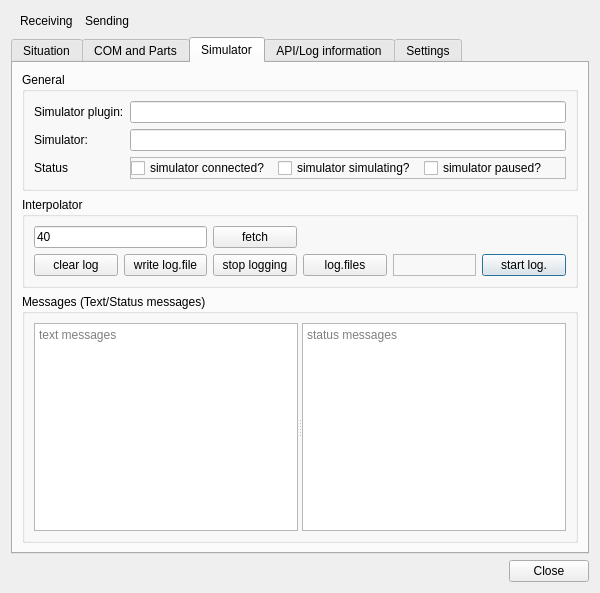
Before: the Qt Designer form src/plugins/simulator/emulated/simulatoremulatedmonitordialog.ui in swift-project/pilotclient, drawn with Qt 5.
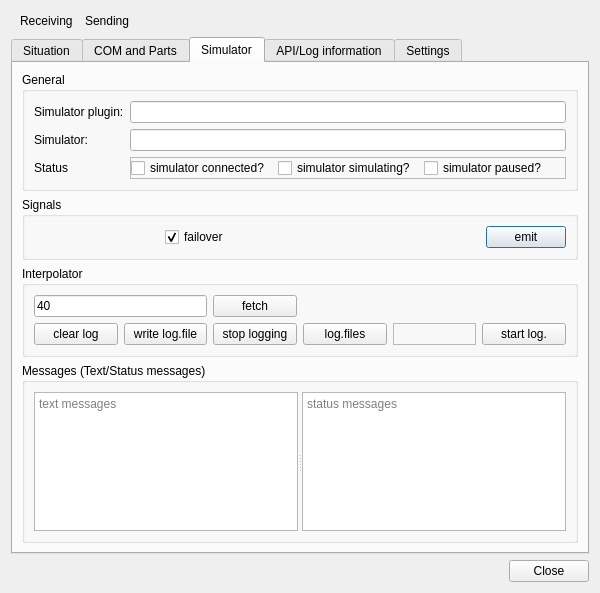
After: the same form once the commit is applied. The open tabs and pages were chosen to show the change. Custom widgets are drawn as their Qt base class.

Commit message: Ref T515, allow to emit "physicallyAddingRemoteModelFailed"

What changed in the file:
```diff
--- a/src/plugins/simulator/emulated/simulatoremulatedmonitordialog.ui
+++ b/src/plugins/simulator/emulated/simulatoremulatedmonitordialog.ui
@@ -251,6 +251,73 @@
          </layout>
         </widget>
        </item>
+       <item>
+        <widget class="QGroupBox" name="gb_Signals">
+         <property name="title">
+          <string>Signals</string>
+         </property>
+         <layout class="QVBoxLayout" name="verticalLayout_2">
+          <item>
+           <widget class="QWidget" name="wi_AddedFailed" native="true">
+            <layout class="QHBoxLayout" name="hl_AddedFailed">
+             <property name="leftMargin">
+              <number>0</number>
+             </property>
+             <property name="topMargin">
+              <number>0</number>
+             </property>
+             <property name="rightMargin">
+              <number>0</number>
+             </property>
+             <property name="bottomMargin">
+              <number>0</number>
+             </property>
+             <item>
+              <widget class="BlackGui::Components::CCallsignCompleter" name="comp_CallsignCompleter">
+               <property name="minimumSize">
+                <size>
+                 <width>125</width>
+                 <height>0</height>
+                </size>
+               </property>
+              </widget>
+             </item>
+             <item>
+              <widget class="QCheckBox" name="cb_Failover">
+               <property name="text">
+                <string>failover</string>
+               </property>
+               <property name="checked">
+                <bool>true</bool>
+               </property>
+              </widget>
+             </item>
+             <item>
+              <spacer name="horizontalSpacer">
+               <property name="orientation">
+                <enum>Qt::Horizontal</enum>
+               </property>
+               <property name="sizeHint" stdset="0">
+                <size>
+                 <width>40</width>
+                 <height>20</height>
+                </size>
+               </property>
+              </spacer>
+             </item>
+             <item alignment="Qt::AlignRight">
+              <widget class="QPushButton" name="pb_EmitAddedFailed">
+               <property name="text">
+                <string>emit</string>
+               </property>
+              </widget>
+             </item>
+            </layout>
+           </widget>
+          </item>
+         </layout>
+        </widget>
+       </item>
        <item>
         <widget class="QGroupBox" name="gb_Interpolator">
          <property name="title">
```
The commit also changes 2 other files.
